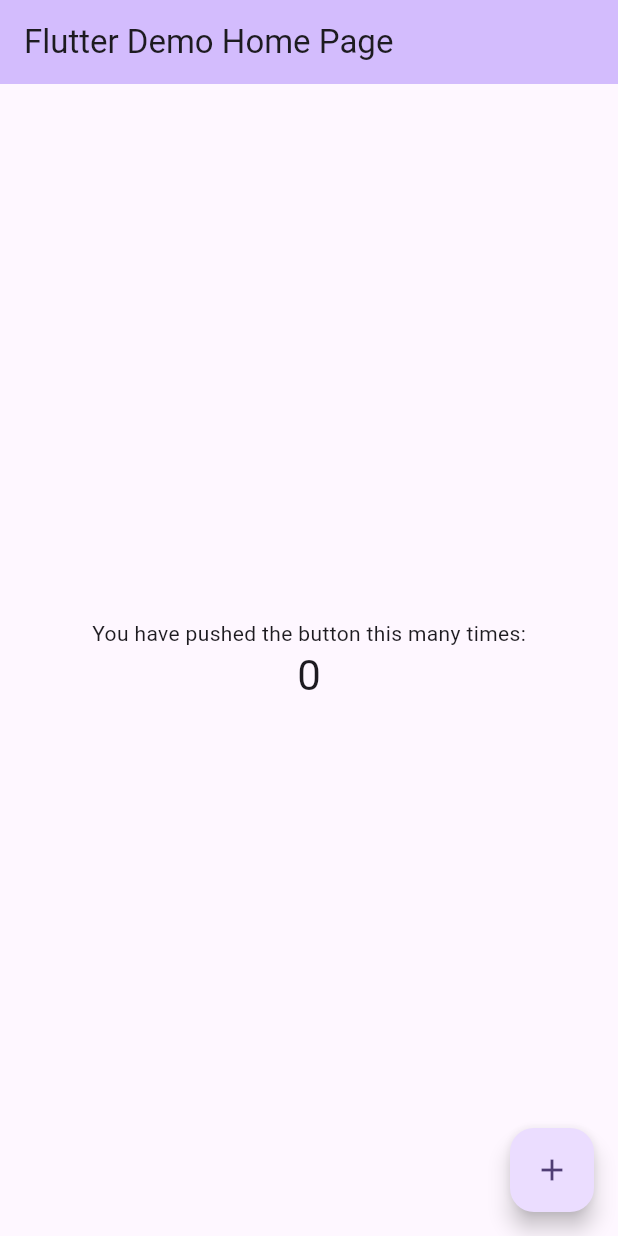
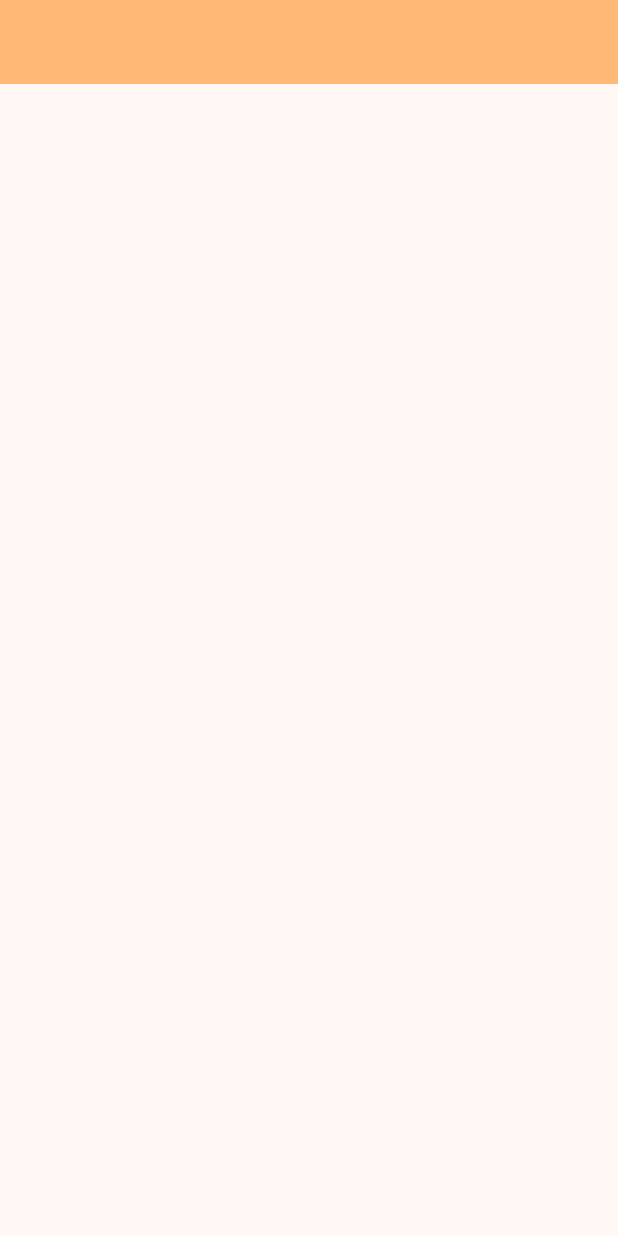
Before and after one commit to dve00/Jacked, a Flutter app: the screen it shows after launch, on a phone screen of 412 x 824 dp. Run offline on Flutter 3.47's test engine with Material 3 defaults, Android fonts, the phone set to English and light mode, and no system bars.

Commit message:
removed template app

```diff
--- a/lib/main.dart
+++ b/lib/main.dart
@@ -7,119 +7,30 @@ void main() {
 class MyApp extends StatelessWidget {
   const MyApp({super.key});
 
-  // This widget is the root of your application.
   @override
   Widget build(BuildContext context) {
     return MaterialApp(
-      title: 'Flutter Demo',
+      title: 'Jacked',
       theme: ThemeData(
-        // This is the theme of your application.
-        //
-        // TRY THIS: Try running your application with "flutter run". You'll see
-        // the application has a purple toolbar. Then, without quitting the app,
-        // try changing the seedColor in the colorScheme below to Colors.green
-        // and then invoke "hot reload" (save your changes or press the "hot
-        // reload" button in a Flutter-supported IDE, or press "r" if you used
-        // the command line to start the app).
-        //
-        // Notice that the counter didn't reset back to zero; the application
-        // state is not lost during the reload. To reset the state, use hot
-        // restart instead.
-        //
-        // This works for code too, not just values: Most code changes can be
-        // tested with just a hot reload.
-        colorScheme: ColorScheme.fromSeed(seedColor: Colors.deepPurple),
+        colorScheme: ColorScheme.fromSeed(
+            seedColor: const Color.fromARGB(255, 218, 130, 8)),
         useMaterial3: true,
       ),
-      home: const MyHomePage(title: 'Flutter Demo Home Page'),
+      home: const JackedHomePage(),
     );
   }
 }
 
-class MyHomePage extends StatefulWidget {
-  const MyHomePage({super.key, required this.title});
-
-  // This widget is the home page of your application. It is stateful, meaning
-  // that it has a State object (defined below) that contains fields that affect
-  // how it looks.
-
-  // This class is the configuration for the state. It holds the values (in this
-  // case the title) provided by the parent (in this case the App widget) and
-  // used by the build method of the State. Fields in a Widget subclass are
-  // always marked "final".
-
-  final String title;
-
-  @override
-  State<MyHomePage> createState() => _MyHomePageState();
-}
-
-class _MyHomePageState extends State<MyHomePage> {
-  int _counter = 0;
-
-  void _incrementCounter() {
-    setState(() {
-      // This call to setState tells the Flutter framework that something has
-      // changed in this State, which causes it to rerun the build method below
-      // so that the display can reflect the updated values. If we changed
-      // _counter without calling setState(), then the build method would not be
-      // called again, and so nothing would appear to happen.
-      _counter++;
-    });
-  }
+class JackedHomePage extends StatelessWidget {
+  const JackedHomePage({super.key});
 
   @override
   Widget build(BuildContext context) {
-    // This method is rerun every time setState is called, for instance as done
-    // by the _incrementCounter method above.
-    //
-    // The Flutter framework has been optimized to make rerunning build methods
-    // fast, so that you can just rebuild anything that needs updating rather
-    // than having to individually change instances of widgets.
     return Scaffold(
       appBar: AppBar(
-        // TRY THIS: Try changing the color here to a specific color (to
-        // Colors.amber, perhaps?) and trigger a hot reload to see the AppBar
-        // change color while the other colors stay the same.
         backgroundColor: Theme.of(context).colorScheme.inversePrimary,
-        // Here we take the value from the MyHomePage object that was created by
-        // the App.build method, and use it to set our appbar title.
-        title: Text(widget.title),
       ),
-      body: Center(
-        // Center is a layout widget. It takes a single child and positions it
-        // in the middle of the parent.
-        child: Column(
-          // Column is also a layout widget. It takes a list of children and
-          // arranges them vertically. By default, it sizes itself to fit its
-          // children horizontally, and tries to be as tall as its parent.
-          //
-          // Column has various properties to control how it sizes itself and
-          // how it positions its children. Here we use mainAxisAlignment to
-          // center the children vertically; the main axis here is the vertical
-          // axis because Columns are vertical (the cross axis would be
-          // horizontal).
-          //
-          // TRY THIS: Invoke "debug painting" (choose the "Toggle Debug Paint"
-          // action in the IDE, or press "p" in the console), to see the
-          // wireframe for each widget.
-          mainAxisAlignment: MainAxisAlignment.center,
-          children: <Widget>[
-            const Text(
-              'You have pushed the button this many times:',
-            ),
-            Text(
-              '$_counter',
-              style: Theme.of(context).textTheme.headlineMedium,
-            ),
-          ],
-        ),
-      ),
-      floatingActionButton: FloatingActionButton(
-        onPressed: _incrementCounter,
-        tooltip: 'Increment',
-        child: const Icon(Icons.add),
-      ), // This trailing comma makes auto-formatting nicer for build methods.
+      body: Center(),
     );
   }
 }
```
